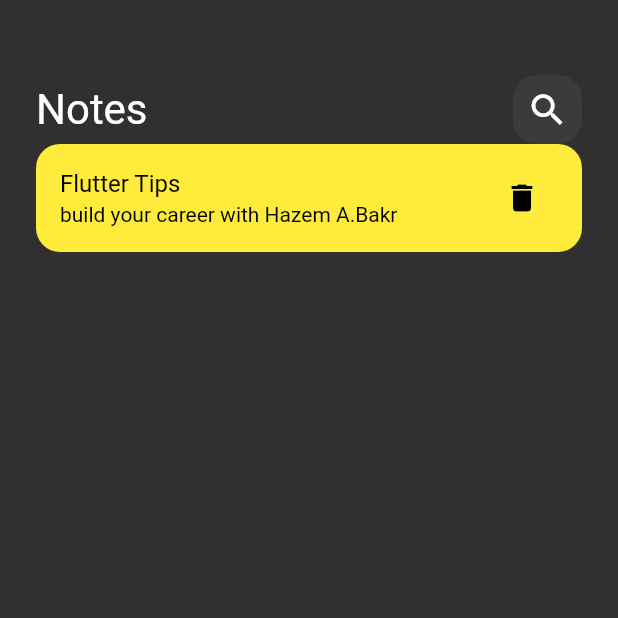
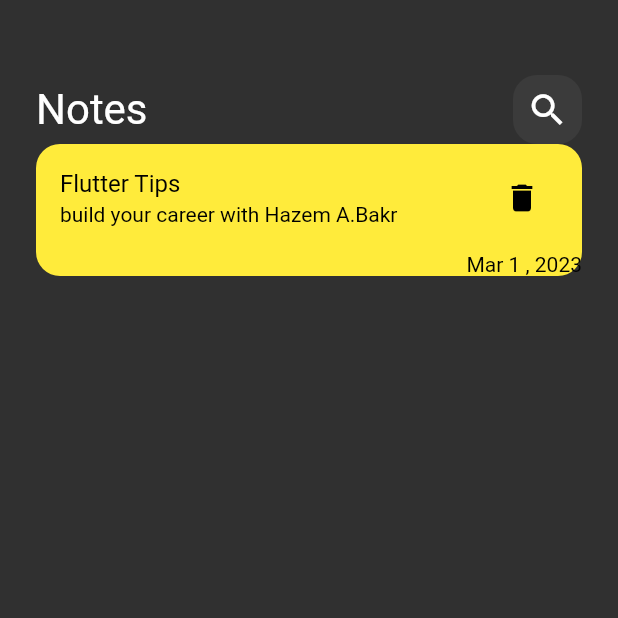
Before and after one commit to Hazem12Bakr/first_flutter_project, a Flutter app: the screen it shows after launch, on a phone screen of 412 x 824 dp, the top half of it. Run offline on Flutter 3.47's test engine with Material 2 defaults, Android fonts, the phone set to English and light mode, and no system bars.

Commit message:
add the date to the card and style it

```diff
--- a/lib/views/widgets/notes_view_body.dart
+++ b/lib/views/widgets/notes_view_body.dart
@@ -32,6 +32,7 @@ class NoteItem extends StatelessWidget {
         borderRadius: BorderRadius.circular(16),
       ),
       child: Column(
+        crossAxisAlignment: CrossAxisAlignment.end,
         children: [
           ListTile(
             title: Text(
@@ -53,6 +54,12 @@ class NoteItem extends StatelessWidget {
                   color: Colors.black,
                 )),
           ),
+          Text(
+            'Mar 1 , 2023',
+            style: TextStyle(
+              color: Colors.black,
+            ),
+          ),
         ],
       ),
     );
```
